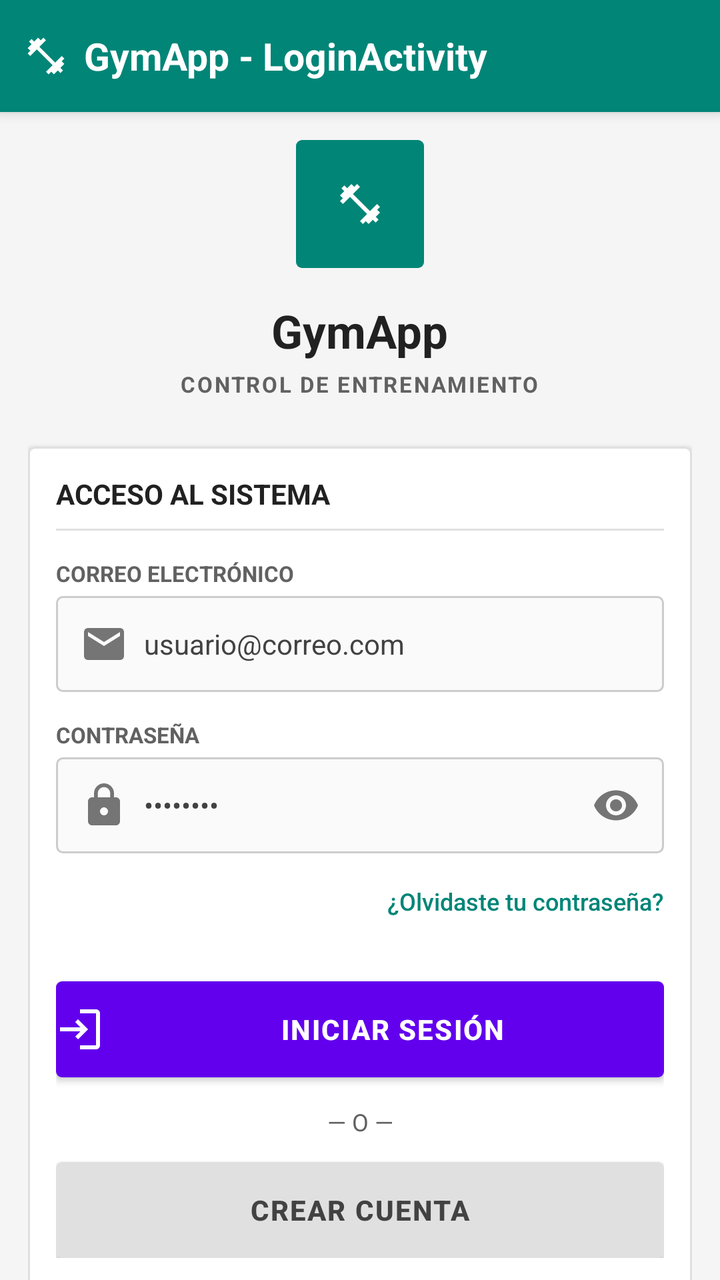
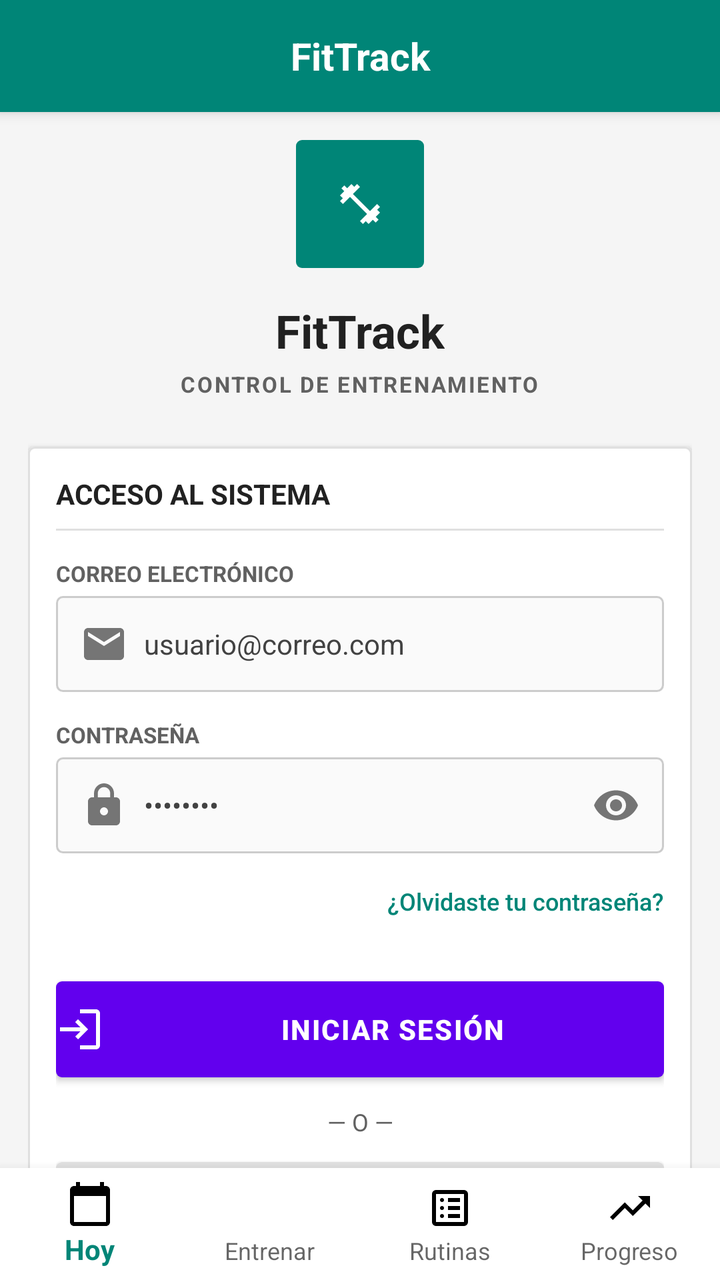

The first picture is an Android layout as it rendered before a commit; the second is the same layout after the commit. The layout source and the unified diff follow.
<!-- AndroidManifest.xml: application theme Theme.FitTrackAndroid -->
<!-- res/layout/activity_login.xml -->
<?xml version="1.0" encoding="utf-8"?>
<LinearLayout xmlns:android="http://schemas.android.com/apk/res/android"
    xmlns:app="http://schemas.android.com/apk/res-auto"
    android:id="@+id/layoutLogin"
    android:layout_width="match_parent"
    android:layout_height="match_parent"
    android:fitsSystemWindows="true"
    android:orientation="vertical">

    
    <LinearLayout
        android:id="@+id/layoutToolbar"
        android:layout_width="match_parent"
        android:layout_height="56dp"
        android:background="@color/colorPrimary"
        android:elevation="4dp"
        android:gravity="center_vertical"
        android:orientation="horizontal"
        android:paddingHorizontal="@dimen/spacing_md">

        <ImageView
            android:id="@+id/imgIconoToolbar"
            android:layout_width="22dp"
            android:layout_height="22dp"
            android:contentDescription="@null"
            android:src="@drawable/ic_fitness_center"
            app:tint="@color/colorOnPrimary" />

        <TextView
            android:id="@+id/tvToolbarTitulo"
            android:layout_width="wrap_content"
            android:layout_height="wrap_content"
            android:layout_marginStart="@dimen/spacing_sm"
            android:text="@string/tvToolbarTitulo"
            android:textColor="@color/colorOnPrimary"
            android:textSize="19sp"
            android:textStyle="bold" />
    </LinearLayout>

    <ScrollView
        android:id="@+id/svLogin"
        android:layout_width="match_parent"
        android:layout_height="0dp"
        android:layout_weight="1"
        android:fillViewport="true"
        android:scrollbars="none">

        <LinearLayout
            android:id="@+id/layoutContenido"
            android:layout_width="match_parent"
            android:layout_height="wrap_content"
            android:gravity="center_horizontal"
            android:orientation="vertical"
            android:padding="@dimen/spacing_lg">

            
            <ImageView
                android:id="@+id/imgLogo"
                android:layout_width="64dp"
                android:layout_height="64dp"
                android:background="@drawable/bg_logo"
                android:contentDescription="@string/tvAppNombre"
                android:padding="15dp"
                android:scaleType="centerInside"
                android:src="@drawable/ic_fitness_center"
                app:tint="@color/colorOnPrimary" />

            <TextView
                android:id="@+id/tvAppNombre"
                android:layout_width="wrap_content"
                android:layout_height="wrap_content"
                android:layout_marginTop="@dimen/spacing_xl"
                android:text="@string/tvAppNombre"
                android:textColor="@color/colorTextPrimary"
                android:textSize="23sp"
                android:textStyle="bold" />

            <TextView
                android:id="@+id/tvSubtitulo"
                android:layout_width="wrap_content"
                android:layout_height="wrap_content"
                android:layout_marginTop="@dimen/spacing_xs"
                android:letterSpacing="0.08"
                android:text="@string/tvSubtitulo"
                android:textColor="@color/colorTextSecondary"
                android:textSize="11sp"
                android:textStyle="bold" />

            
            <LinearLayout
                android:id="@+id/cardFormulario"
                android:layout_width="match_parent"
                android:layout_height="wrap_content"
                android:layout_marginTop="@dimen/spacing_xxl"
                android:background="@drawable/bg_card"
                android:elevation="@dimen/elevation_card"
                android:orientation="vertical"
                android:padding="@dimen/spacing_lg">

                <TextView
                    android:id="@+id/tvCabeceraFormulario"
                    android:layout_width="match_parent"
                    android:layout_height="wrap_content"
                    android:text="@string/tvCabeceraFormulario"
                    android:textColor="@color/colorTextPrimary"
                    android:textSize="14sp"
                    android:textStyle="bold" />

                <View
                    android:id="@+id/viewDivisorCabecera"
                    android:layout_width="match_parent"
                    android:layout_height="1dp"
                    android:layout_marginTop="@dimen/spacing_sm"
                    android:background="@color/colorDivider" />

                
                <TextView
                    android:id="@+id/tvLabelCorreo"
                    android:layout_width="wrap_content"
                    android:layout_height="wrap_content"
                    android:layout_marginTop="@dimen/spacing_lg"
                    android:text="@string/tvLabelCorreo"
                    android:textColor="@color/colorTextSecondary"
                    android:textSize="11sp"
                    android:textStyle="bold" />

                <EditText
                    android:id="@+id/etCorreo"
                    android:layout_width="match_parent"
                    android:layout_height="@dimen/button_height_standard"
                    android:layout_marginTop="@dimen/spacing_xs"
                    android:autofillHints="emailAddress"
                    android:background="@drawable/bg_input"
                    android:drawableStart="@drawable/ic_mail"
                    android:drawablePadding="@dimen/spacing_sm"
                    app:drawableTint="@color/colorTextTertiary"
                    android:hint="@string/etCorreo_hint"
                    android:inputType="textEmailAddress"
                    android:maxLines="1"
                    android:paddingHorizontal="@dimen/spacing_md"
                    android:textColor="@color/colorTextPrimary"
                    android:textColorHint="@color/colorTextStrong"
                    android:textSize="14sp" />

                <TextView
                    android:id="@+id/tvErrorCorreo"
                    android:layout_width="match_parent"
                    android:layout_height="wrap_content"
                    android:layout_marginTop="@dimen/spacing_xs"
                    android:text="@string/tvErrorCorreo"
                    android:textColor="@color/colorError"
                    android:textSize="11sp"
                    android:visibility="gone" />

                
                <TextView
                    android:id="@+id/tvLabelContrasena"
                    android:layout_width="wrap_content"
                    android:layout_height="wrap_content"
                    android:layout_marginTop="@dimen/spacing_lg"
                    android:text="@string/tvLabelContrasena"
                    android:textColor="@color/colorTextSecondary"
                    android:textSize="11sp"
                    android:textStyle="bold" />

                <FrameLayout
                    android:id="@+id/layoutContrasena"
                    android:layout_width="match_parent"
                    android:layout_height="wrap_content"
                    android:layout_marginTop="@dimen/spacing_xs">

                    <EditText
                        android:id="@+id/etContrasena"
                        android:layout_width="match_parent"
                        android:layout_height="@dimen/button_height_standard"
                        android:autofillHints="password"
                        android:background="@drawable/bg_input"
                        android:drawableStart="@drawable/ic_lock"
                        android:drawablePadding="@dimen/spacing_sm"
                        app:drawableTint="@color/colorTextTertiary"
                        android:hint="@string/etContrasena_hint"
                        android:inputType="textPassword"
                        android:maxLines="1"
                        android:paddingStart="@dimen/spacing_md"
                        android:paddingEnd="48dp"
                        android:textColor="@color/colorTextPrimary"
                        android:textColorHint="@color/colorTextStrong"
                        android:textSize="14sp" />

                    <ImageButton
                        android:id="@+id/btnOjoContrasena"
                        android:layout_width="48dp"
                        android:layout_height="48dp"
                        android:layout_gravity="end|center_vertical"
                        android:background="@android:color/transparent"
                        android:contentDescription="@string/cdOjoContrasena"
                        android:scaleType="centerInside"
                        android:src="@drawable/ic_visibility"
                        app:tint="@color/colorTextTertiary" />
                </FrameLayout>

                <TextView
                    android:id="@+id/tvErrorContrasena"
                    android:layout_width="match_parent"
                    android:layout_height="wrap_content"
                    android:layout_marginTop="@dimen/spacing_xs"
                    android:text="@string/tvErrorContrasena"
                    android:textColor="@color/colorError"
                    android:textSize="11sp"
                    android:visibility="gone" />

                <TextView
                    android:id="@+id/tvErrorCredenciales"
                    android:layout_width="match_parent"
                    android:layout_height="wrap_content"
                    android:layout_marginTop="@dimen/spacing_xs"
                    android:text="@string/tvErrorCredenciales"
                    android:textColor="@color/colorError"
                    android:textSize="12sp"
                    android:visibility="gone" />

                <TextView
                    android:id="@+id/tvRecuperarClave"
                    android:layout_width="match_parent"
                    android:layout_height="48dp"
                    android:fontFamily="sans-serif-medium"
                    android:gravity="end|center_vertical"
                    android:text="@string/tvRecuperarClave"
                    android:textColor="@color/colorPrimary"
                    android:textSize="12sp" />

                <Button
                    android:id="@+id/btnIniciarSesion"
                    android:layout_width="match_parent"
                    android:layout_height="@dimen/button_height_standard"
                    android:layout_marginTop="@dimen/spacing_xl"
                    android:background="@drawable/bg_button_primary"
                    android:drawableStart="@drawable/ic_login"
                    android:drawablePadding="@dimen/spacing_sm"
                    app:drawableTint="@color/colorOnPrimary"
                    android:elevation="@dimen/elevation_button"
                    android:letterSpacing="0.05"
                    android:text="@string/btnIniciarSesion"
                    android:textAllCaps="true"
                    android:textColor="@color/colorOnPrimary"
                    android:textSize="14sp"
                    android:textStyle="bold" />

                <TextView
                    android:id="@+id/tvSeparador"
                    android:layout_width="match_parent"
                    android:layout_height="wrap_content"
                    android:layout_marginTop="@dimen/spacing_lg"
                    android:gravity="center"
                    android:text="@string/tvSeparador"
                    android:textColor="@color/colorTextSecondary"
                    android:textSize="12sp" />

                <Button
                    android:id="@+id/btnCrearCuenta"
                    android:layout_width="match_parent"
                    android:layout_height="48dp"
                    android:layout_marginTop="@dimen/spacing_md"
                    android:background="@drawable/bg_button_neutral"
                    android:letterSpacing="0.05"
                    android:text="@string/btnCrearCuenta"
                    android:textAllCaps="true"
                    android:textColor="@color/colorTextStrong"
                    android:textSize="14sp"
                    android:textStyle="bold" />
            </LinearLayout>

            <TextView
                android:id="@+id/tvVersion"
                android:layout_width="wrap_content"
                android:layout_height="wrap_content"
                android:layout_marginTop="@dimen/spacing_xl"
                android:paddingBottom="@dimen/spacing_md"
                android:text="@string/tvVersion"
                android:textColor="@color/colorTextSecondary"
                android:textSize="11sp" />
        </LinearLayout>
    </ScrollView>
</LinearLayout>
<!-- resources referenced by this layout -->
<resources>
  <color name="colorDivider">#FFE0E0E0</color>
  <color name="colorError">#FFD32F2F</color>
  <color name="colorOnPrimary">#FFFFFFFF</color>
  <color name="colorPrimary">#008577</color>
  <color name="colorTextPrimary">#FF212121</color>
  <color name="colorTextSecondary">#FF616161</color>
  <color name="colorTextStrong">#FF424242</color>
  <color name="colorTextTertiary">#FF757575</color>
  <dimen name="button_height_standard">48dp</dimen>
  <dimen name="elevation_button">2dp</dimen>
  <dimen name="elevation_card">2dp</dimen>
  <dimen name="spacing_lg">14dp</dimen>
  <dimen name="spacing_md">12dp</dimen>
  <dimen name="spacing_sm">8dp</dimen>
  <dimen name="spacing_xl">16dp</dimen>
  <dimen name="spacing_xs">4dp</dimen>
  <dimen name="spacing_xxl">24dp</dimen>
  <!-- drawable bg_button_neutral (drawable) -->
  <?xml version="1.0" encoding="utf-8"?>
  <shape xmlns:android="http://schemas.android.com/apk/res/android"
      android:shape="rectangle">
      <solid android:color="@color/colorDivider" />
      <corners android:radius="@dimen/corner_radius_default" />
  </shape>
  <!-- drawable bg_card (drawable) -->
  <?xml version="1.0" encoding="utf-8"?>
  <shape xmlns:android="http://schemas.android.com/apk/res/android"
      android:shape="rectangle">
      <solid android:color="@color/colorSurface" />
      <stroke
          android:width="1dp"
          android:color="@color/colorDivider" />
      <corners android:radius="@dimen/corner_radius_default" />
  </shape>
  <!-- drawable bg_input (drawable) -->
  <?xml version="1.0" encoding="utf-8"?>
  <selector xmlns:android="http://schemas.android.com/apk/res/android">
      <item android:state_focused="true" android:drawable="@drawable/bg_input_focused" />
      <item android:drawable="@drawable/bg_input_default" />
  </selector>
  <!-- drawable bg_logo (drawable) -->
  <?xml version="1.0" encoding="utf-8"?>
  <shape xmlns:android="http://schemas.android.com/apk/res/android"
      android:shape="rectangle">
      <solid android:color="@color/colorPrimary" />
      <corners android:radius="@dimen/corner_radius_default" />
  </shape>
  <string name="btnCrearCuenta">CREAR CUENTA</string>
  <string name="btnIniciarSesion">INICIAR SESIÓN</string>
  <string name="cdOjoContrasena">Mostrar u ocultar contraseña</string>
  <string name="etContrasena_hint">••••••••</string>
  <string name="etCorreo_hint">usuario@correo.com</string>
  <string name="tvAppNombre">GymApp</string>
  <string name="tvCabeceraFormulario">ACCESO AL SISTEMA</string>
  <string name="tvErrorContrasena">Ingresa tu contraseña</string>
  <string name="tvErrorCorreo">Ingresa un correo válido</string>
  <string name="tvErrorCredenciales">Correo o contraseña incorrectos</string>
  <string name="tvLabelContrasena">CONTRASEÑA</string>
  <string name="tvLabelCorreo">CORREO ELECTRÓNICO</string>
  <string name="tvRecuperarClave">¿Olvidaste tu contraseña?</string>
  <string name="tvSeparador">— O —</string>
  <string name="tvSubtitulo">CONTROL DE ENTRENAMIENTO</string>
  <string name="tvToolbarTitulo">GymApp - LoginActivity</string>
  <string name="tvVersion">v1.0 • Proyecto universitario</string>
  <style name="Theme.FitTrackAndroid" parent="Base.Theme.FitTrackAndroid" />
  <dimen name="corner_radius_default">3dp</dimen>
  <color name="colorActionPrimaryPressed">#5300D6</color>
  <color name="colorActionPrimary">#6200EE</color>
  <color name="colorSurface">#FFFFFFFF</color>
  <color name="colorSurfaceSecondary">#FFFAFAFA</color>
  <color name="colorBorder">#FFCCCCCC</color>
  <color name="colorBackground">#F5F5F5</color>
  <color name="colorPrimaryDark">#00574B</color>
  <color name="black">#FF000000</color>
  <color name="colorActionConfirm">#03DAC5</color>
  <!-- unchanged entries left out for length: 9 -->
</resources>

<!-- the commit's change to res/layout/activity_login.xml (unified diff, before → after) -->
@@ -8,34 +8,18 @@
     android:orientation="vertical">
 
     
-    <LinearLayout
-        android:id="@+id/layoutToolbar"
+    <TextView
+        android:id="@+id/tvToolbarTitulo"
         android:layout_width="match_parent"
         android:layout_height="56dp"
         android:background="@color/colorPrimary"
         android:elevation="4dp"
-        android:gravity="center_vertical"
-        android:orientation="horizontal"
-        android:paddingHorizontal="@dimen/spacing_md">
-
-        <ImageView
-            android:id="@+id/imgIconoToolbar"
-            android:layout_width="22dp"
-            android:layout_height="22dp"
-            android:contentDescription="@null"
-            android:src="@drawable/ic_fitness_center"
-            app:tint="@color/colorOnPrimary" />
-
-        <TextView
-            android:id="@+id/tvToolbarTitulo"
-            android:layout_width="wrap_content"
-            android:layout_height="wrap_content"
-            android:layout_marginStart="@dimen/spacing_sm"
-            android:text="@string/tvToolbarTitulo"
-            android:textColor="@color/colorOnPrimary"
-            android:textSize="19sp"
-            android:textStyle="bold" />
-    </LinearLayout>
+        android:gravity="center"
+        android:paddingHorizontal="@dimen/spacing_md"
+        android:text="@string/tvToolbarTitulo"
+        android:textColor="@color/colorOnPrimary"
+        android:textSize="19sp"
+        android:textStyle="bold" />
 
     <ScrollView
         android:id="@+id/svLogin"
@@ -281,4 +265,15 @@
                 android:textSize="11sp" />
         </LinearLayout>
     </ScrollView>
+
+    
+    <com.google.android.material.bottomnavigation.BottomNavigationView
+        android:id="@+id/bottomNavigation"
+        android:layout_width="match_parent"
+        android:layout_height="wrap_content"
+        android:background="@color/colorSurface"
+        app:labelVisibilityMode="labeled"
+        app:itemIconTint="@color/bottom_nav_item_color"
+        app:itemTextColor="@color/bottom_nav_item_color"
+        app:menu="@menu/bottom_navigation_menu" />
 </LinearLayout>
<!-- resource entries referenced after the edit -->
@@ -52,7 +52,7 @@
   <string name="cdOjoContrasena">Mostrar u ocultar contraseña</string>
   <string name="etContrasena_hint">••••••••</string>
   <string name="etCorreo_hint">usuario@correo.com</string>
-  <string name="tvAppNombre">GymApp</string>
+  <string name="tvAppNombre">FitTrack</string>
   <string name="tvCabeceraFormulario">ACCESO AL SISTEMA</string>
   <string name="tvErrorContrasena">Ingresa tu contraseña</string>
   <string name="tvErrorCorreo">Ingresa un correo válido</string>
@@ -62,7 +62,7 @@
   <string name="tvRecuperarClave">¿Olvidaste tu contraseña?</string>
   <string name="tvSeparador">— O —</string>
   <string name="tvSubtitulo">CONTROL DE ENTRENAMIENTO</string>
-  <string name="tvToolbarTitulo">GymApp - LoginActivity</string>
+  <string name="tvToolbarTitulo">FitTrack</string>
   <string name="tvVersion">v1.0 • Proyecto universitario</string>
   <style name="Theme.FitTrackAndroid" parent="Base.Theme.FitTrackAndroid" />
   <dimen name="corner_radius_default">3dp</dimen>
